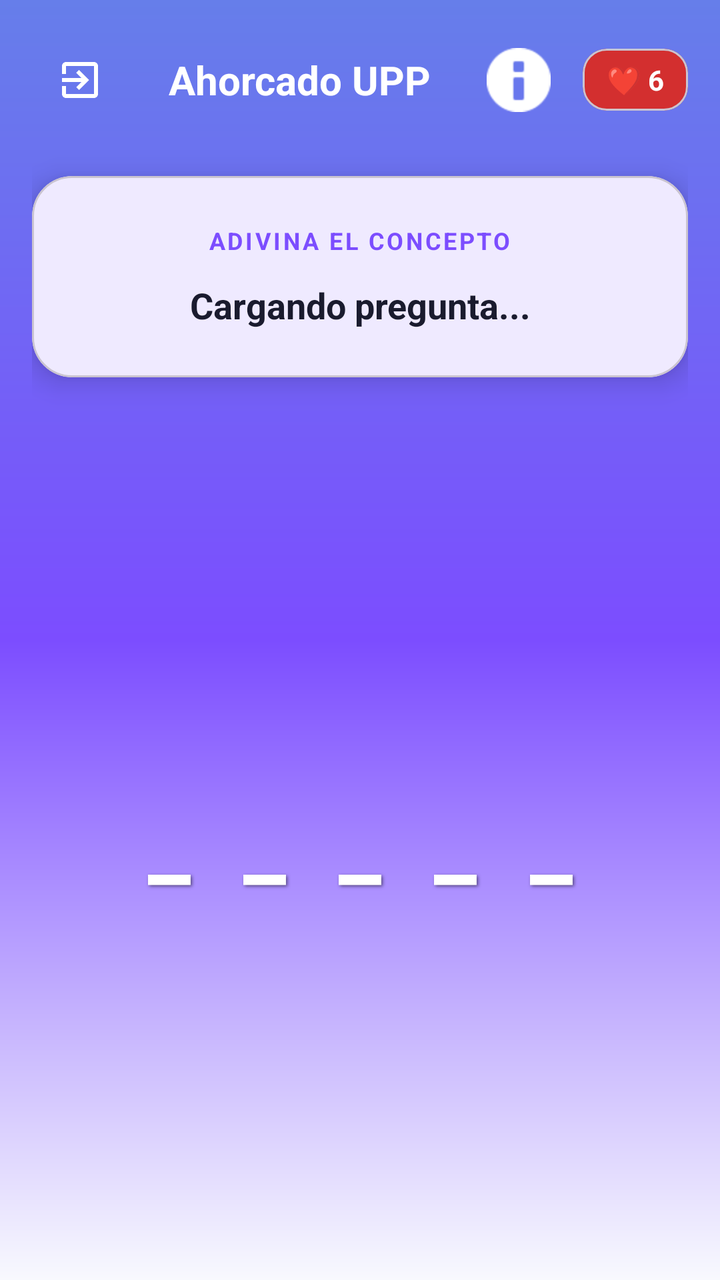
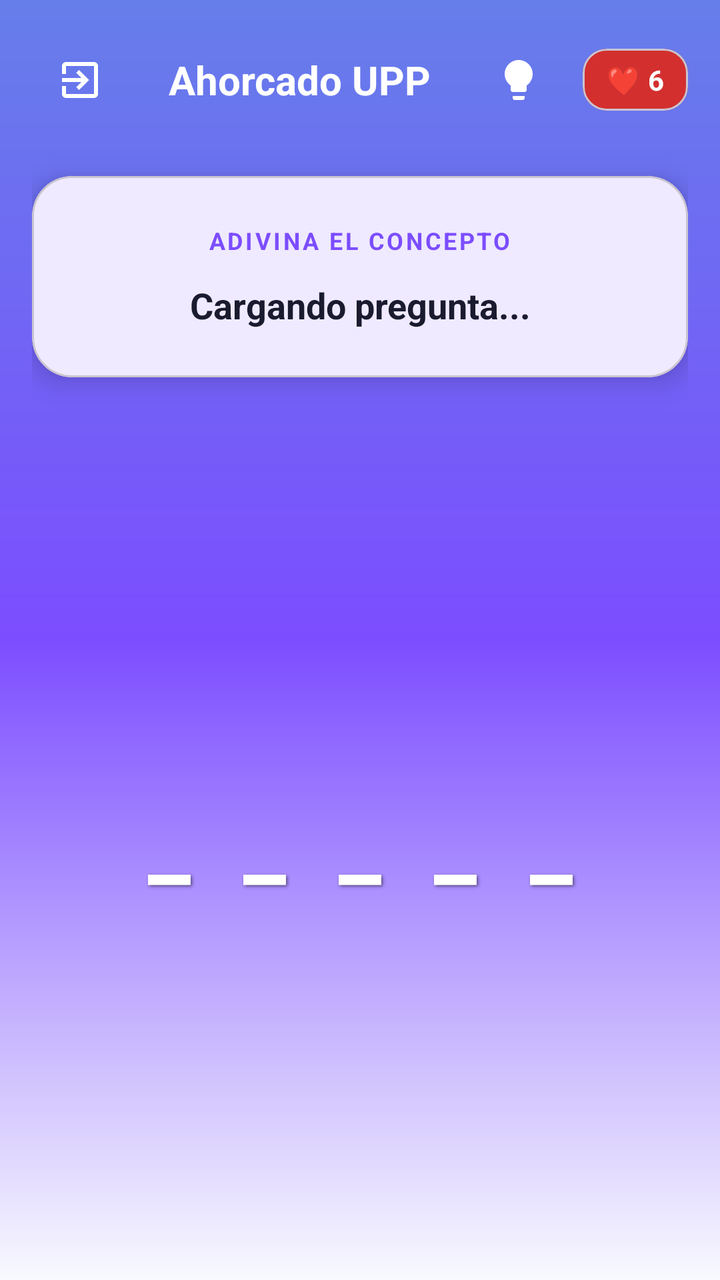

Compare the two renders of this Android layout. The source of the first and the diff that turns it into the second are given below.
<!-- AndroidManifest.xml: activity theme Theme.ReglamentoUpp -->
<!-- res/layout/activity_hangman.xml -->
<?xml version="1.0" encoding="utf-8"?>
<androidx.constraintlayout.widget.ConstraintLayout xmlns:android="http://schemas.android.com/apk/res/android"
    xmlns:app="http://schemas.android.com/apk/res-auto"
    xmlns:tools="http://schemas.android.com/tools"
    android:layout_width="match_parent"
    android:layout_height="match_parent"
    android:background="@drawable/game_background"
    android:padding="16dp"
    tools:context=".HangmanActivity">

    <LinearLayout
        android:id="@+id/headerLayout"
        android:layout_width="match_parent"
        android:layout_height="wrap_content"
        android:orientation="horizontal"
        android:gravity="center_vertical"
        app:layout_constraintTop_toTopOf="parent">

        <ImageButton
            android:id="@+id/btnBack"
            android:layout_width="48dp"
            android:layout_height="48dp"
            android:background="?attr/selectableItemBackgroundBorderless"
            android:src="@drawable/ic_logout"
            app:tint="@color/white"
            android:contentDescription="Volver" />

        <TextView
            android:layout_width="0dp"
            android:layout_height="wrap_content"
            android:layout_weight="1"
            android:text="Ahorcado UPP"
            android:textAlignment="center"
            android:textColor="@color/white"
            android:textStyle="bold"
            android:textSize="20sp" />

        <ImageButton
            android:id="@+id/btnHelp"
            android:layout_width="48dp"
            android:layout_height="48dp"
            android:layout_marginEnd="8dp"
            android:background="?attr/selectableItemBackgroundBorderless"
            android:src="@android:drawable/ic_dialog_info"
            app:tint="@color/white"
            android:contentDescription="Instrucciones" />

        <com.google.android.material.card.MaterialCardView
            android:layout_width="wrap_content"
            android:layout_height="wrap_content"
            app:cardCornerRadius="12dp"
            app:cardBackgroundColor="#D32F2F">
            <TextView
                android:id="@+id/tvHangmanLives"
                android:layout_width="wrap_content"
                android:layout_height="wrap_content"
                android:paddingHorizontal="12dp"
                android:paddingVertical="6dp"
                android:text="❤️ 6"
                android:textColor="@color/white"
                android:textStyle="bold" />
        </com.google.android.material.card.MaterialCardView>
    </LinearLayout>

    <com.google.android.material.card.MaterialCardView
        android:id="@+id/cardQuestion"
        android:layout_width="match_parent"
        android:layout_height="wrap_content"
        android:layout_marginTop="24dp"
        app:cardCornerRadius="20dp"
        app:cardElevation="8dp"
        app:cardBackgroundColor="@color/white"
        app:layout_constraintTop_toBottomOf="@id/headerLayout">

        <LinearLayout
            android:layout_width="match_parent"
            android:layout_height="wrap_content"
            android:orientation="vertical"
            android:padding="24dp">

            <TextView
                android:layout_width="wrap_content"
                android:layout_height="wrap_content"
                android:text="ADIVINA EL CONCEPTO"
                android:textSize="12sp"
                android:letterSpacing="0.1"
                android:textColor="@color/upp_primary"
                android:textStyle="bold"
                android:layout_gravity="center"/>

            <TextView
                android:id="@+id/tvQuestion"
                android:layout_width="match_parent"
                android:layout_height="wrap_content"
                android:layout_marginTop="12dp"
                android:text="Cargando pregunta..."
                android:textAlignment="center"
                android:textColor="@color/text_primary"
                android:textSize="18sp"
                android:textStyle="bold"
                android:lineSpacingExtra="4dp"/>
        </LinearLayout>
    </com.google.android.material.card.MaterialCardView>

    <TextView
        android:id="@+id/tvHangmanWord"
        android:layout_width="match_parent"
        android:layout_height="wrap_content"
        android:layout_marginTop="40dp"
        android:gravity="center"
        android:text="_ _ _ _ _"
        android:textColor="@color/white"
        android:textSize="48sp"
        android:textStyle="bold"
        android:letterSpacing="0.15"
        android:shadowColor="#80000000"
        android:shadowDx="2"
        android:shadowDy="2"
        android:shadowRadius="4"
        app:layout_constraintTop_toBottomOf="@id/cardQuestion"
        app:layout_constraintBottom_toTopOf="@id/layoutTeclado"/>

    <LinearLayout
        android:id="@+id/layoutTeclado"
        android:layout_width="match_parent"
        android:layout_height="wrap_content"
        android:layout_marginBottom="16dp"
        android:orientation="vertical"
        android:gravity="center_horizontal"
        app:layout_constraintBottom_toBottomOf="parent"
        app:layout_constraintEnd_toEndOf="parent"
        app:layout_constraintStart_toStartOf="parent">
    </LinearLayout>

    <TextView
        android:id="@+id/tvHangmanTitle"
        android:layout_width="0dp"
        android:layout_height="0dp"
        android:visibility="gone"
        app:layout_constraintTop_toTopOf="parent"
        app:layout_constraintStart_toStartOf="parent"/>
    <Button
        android:id="@+id/btnHangmanHint"
        android:layout_width="0dp"
        android:layout_height="0dp"
        android:visibility="gone"
        app:layout_constraintTop_toTopOf="parent"
        app:layout_constraintStart_toStartOf="parent"/>
    <TextView
        android:id="@+id/tvHangmanHint"
        android:layout_width="0dp"
        android:layout_height="0dp"
        android:visibility="gone"
        app:layout_constraintTop_toTopOf="parent"
        app:layout_constraintStart_toStartOf="parent"/>

</androidx.constraintlayout.widget.ConstraintLayout>
<!-- resources referenced by this layout -->
<resources>
  <color name="text_primary">#1A1B2E</color>
  <color name="upp_primary">#7C4DFF</color>
  <color name="white">#FFFFFF</color>
  <!-- drawable game_background (drawable) -->
  <?xml version="1.0" encoding="utf-8"?>
  <shape xmlns:android="http://schemas.android.com/apk/res/android">
      <gradient
          android:angle="270"
          android:startColor="@color/gradient_start"
          android:centerColor="@color/upp_primary"
          android:endColor="@color/app_bg"
          android:endY="0.7"
          android:type="linear" />
  </shape>
  <!-- drawable ic_logout (drawable) -->
  <vector xmlns:android="http://schemas.android.com/apk/res/android"
      android:width="24dp"
      android:height="24dp"
      android:viewportWidth="24"
      android:viewportHeight="24"
      android:tint="#FFFFFF">
      <path
          android:fillColor="@android:color/white"
          android:pathData="M10.09,15.59L11.5,17l5,-5 -5,-5 -1.41,1.41L12.67,11H3v2h9.67l-2.58,2.59zM19,3H5c-1.11,0 -2,0.9 -2,2v4h2V5h14v14H5v-4H3v4c0,1.1 0.89,2 2,2h14c1.1,0 2,-0.9 2,-2V5c0,-1.1 -0.9,-2 -2,-2z"/>
  </vector>
  <style name="Theme.ReglamentoUpp" parent="Base.Theme.ReglamentoUpp" />
  <color name="gradient_start">@color/gradient_purple_start</color>
  <color name="app_bg">#F8F9FE</color>
  <style name="Base.Theme.ReglamentoUpp" parent="Theme.Material3.DayNight.NoActionBar">
          <item name="colorPrimary">@color/upp_primary</item>
          <item name="colorPrimaryVariant">@color/upp_primary_dark</item>
          <item name="colorOnPrimary">@color/text_light</item>
  
          <item name="colorSecondary">@color/upp_secondary</item>
          <item name="colorOnSecondary">@color/text_light</item>
  
          <item name="android:statusBarColor">@color/upp_primary_dark</item>
          <item name="android:windowLightStatusBar">false</item>
          <item name="android:colorBackground">@color/app_bg</item>
          <item name="colorSurface">@color/surface_color</item>
  
          <item name="android:colorEdgeEffect">@android:color/white</item>
      </style>
  <color name="gradient_purple_start">#667EEA</color>
  <color name="upp_primary_dark">#651FFF</color>
  <color name="text_light">#FFFFFF</color>
  <color name="upp_secondary">#00E5FF</color>
  <color name="surface_color">#FFFFFF</color>
</resources>

<!-- the commit's change to res/layout/activity_hangman.xml (unified diff, before → after) -->
@@ -41,7 +41,7 @@
             android:layout_height="48dp"
             android:layout_marginEnd="8dp"
             android:background="?attr/selectableItemBackgroundBorderless"
-            android:src="@android:drawable/ic_dialog_info"
+            android:src="@drawable/ic_foco"
             app:tint="@color/white"
             android:contentDescription="Instrucciones" />
 
<!-- resource entries referenced after the edit -->
@@ -14,6 +14,16 @@
           android:endY="0.7"
           android:type="linear" />
   </shape>
+  <!-- drawable ic_foco (drawable) -->
+  <vector xmlns:android="http://schemas.android.com/apk/res/android"
+      android:width="24dp"
+      android:height="24dp"
+      android:viewportWidth="24"
+      android:viewportHeight="24">
+      <path
+          android:fillColor="#FFFFFF"
+          android:pathData="M9,21c0,0.55 0.45,1 1,1h4c0.55,0 1,-0.45 1,-1v-1H9V21zM12,2C8.14,2 5,5.14 5,9c0,2.38 1.19,4.47 3,5.74V17c0,0.55 0.45,1 1,1h6c0.55,0 1,-0.45 1,-1v-2.26c1.81,-1.27 3,-3.36 3,-5.74C19,5.14 15.86,2 12,2z"/>
+  </vector>
   <!-- drawable ic_logout (drawable) -->
   <vector xmlns:android="http://schemas.android.com/apk/res/android"
       android:width="24dp"
